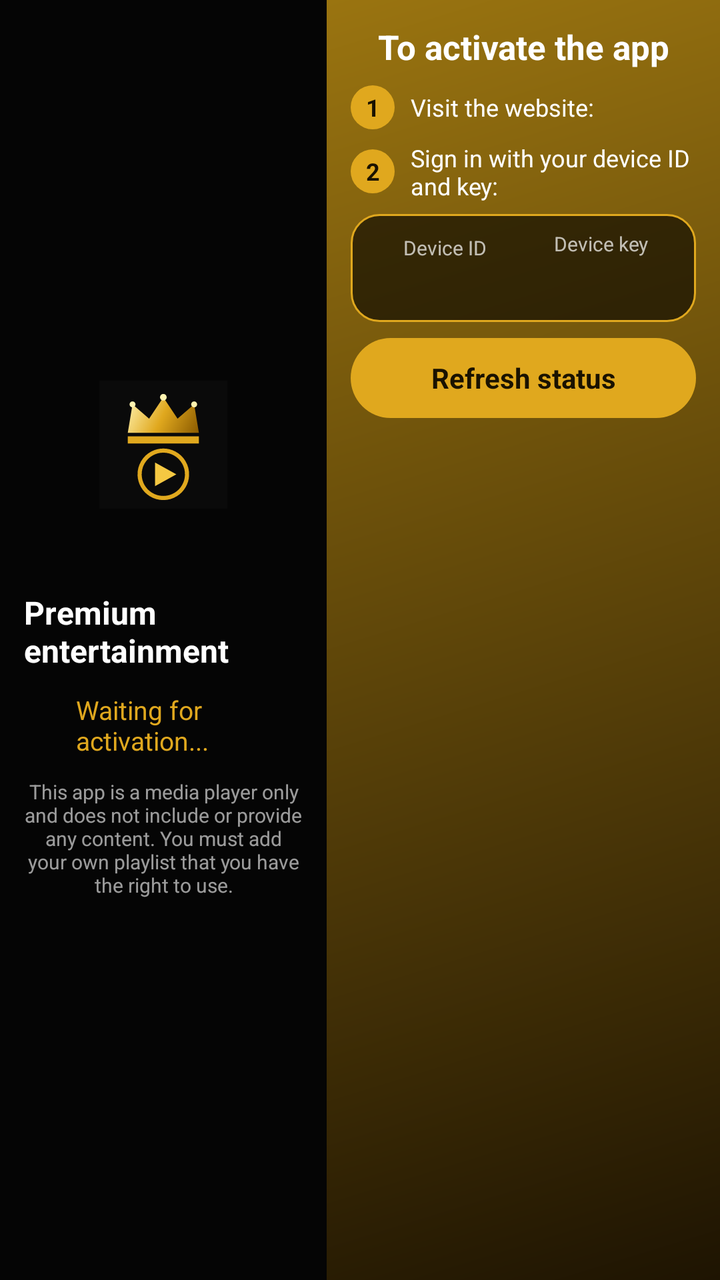
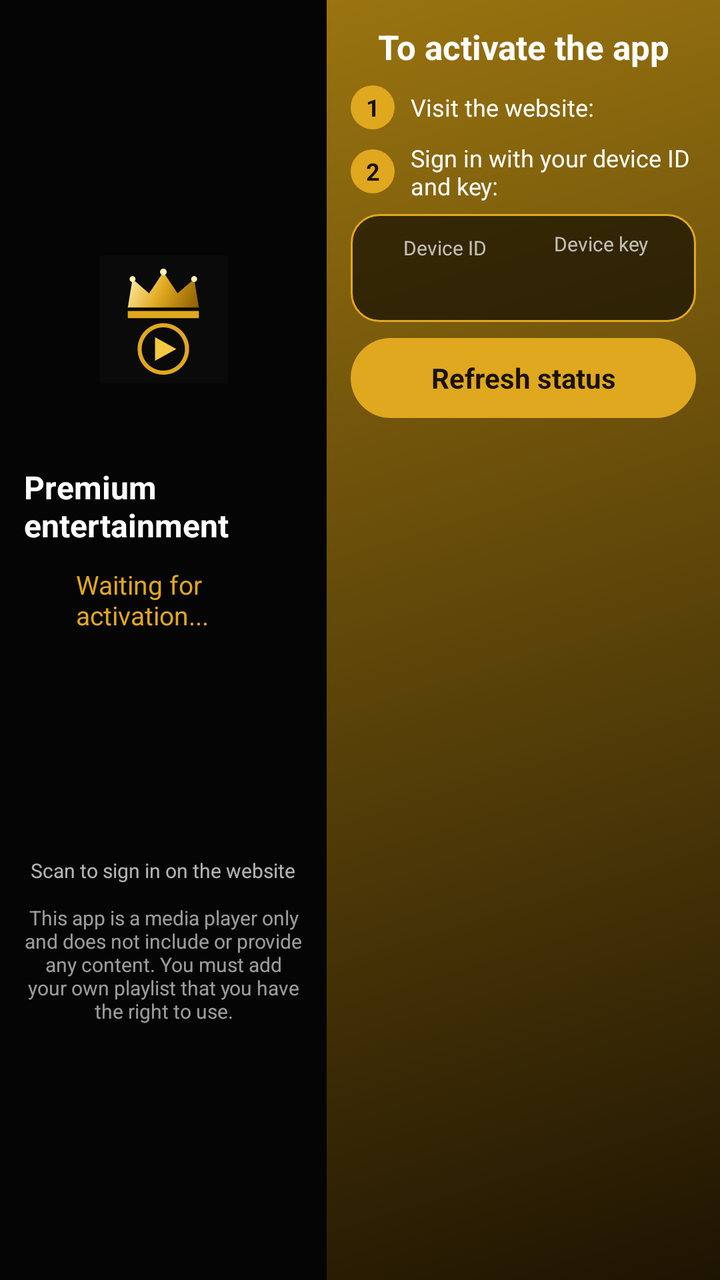

Compare the two renders of this Android layout. The source of the first and the diff that turns it into the second are given below.
<!-- AndroidManifest.xml: application theme Theme.IPTVPlayer -->
<!-- res/layout/activity_activation.xml -->
<?xml version="1.0" encoding="utf-8"?>
<LinearLayout xmlns:android="http://schemas.android.com/apk/res/android" android:layout_width="match_parent" android:layout_height="match_parent" android:background="#050505" android:layoutDirection="ltr" android:orientation="horizontal">
<ScrollView android:layout_width="0dp" android:layout_height="match_parent" android:layout_weight="1" android:fillViewport="true"><LinearLayout android:layout_width="match_parent" android:layout_height="wrap_content" android:gravity="center" android:layoutDirection="locale" android:orientation="vertical" android:padding="12dp">
<ImageView android:layout_width="64dp" android:layout_height="64dp" android:src="@drawable/ic_launcher_aurum" />
<TextView android:id="@+id/tvAppName" android:layout_width="wrap_content" android:layout_height="wrap_content" android:layout_marginTop="4dp" android:letterSpacing="0.2" android:textColor="#E0A81E" android:textSize="20sp" android:textStyle="bold" />
<TextView android:layout_width="wrap_content" android:layout_height="wrap_content" android:layout_marginTop="10dp" android:text="@string/act_badge" android:textColor="#FFFFFF" android:textSize="16sp" android:textStyle="bold" />
<LinearLayout android:layout_width="wrap_content" android:layout_height="wrap_content" android:layout_marginTop="10dp" android:gravity="center_vertical" android:orientation="horizontal"><ProgressBar android:id="@+id/progress" android:layout_width="18dp" android:layout_height="18dp" /><TextView android:id="@+id/tvStatus" android:layout_width="wrap_content" android:layout_height="wrap_content" android:layout_marginStart="8dp" android:text="@string/status_waiting" android:textColor="#E0A81E" android:textSize="13sp" /></LinearLayout>
<TextView android:layout_width="match_parent" android:layout_height="wrap_content" android:layout_marginTop="10dp" android:gravity="center" android:text="@string/act_disc_short" android:textColor="#99FFFFFF" android:textSize="10sp" />
</LinearLayout></ScrollView>
<ScrollView android:layout_width="0dp" android:layout_height="match_parent" android:layout_weight="1.2" android:background="@drawable/bg_activation_panel" android:fillViewport="true"><LinearLayout android:layout_width="match_parent" android:layout_height="wrap_content" android:layoutDirection="locale" android:orientation="vertical" android:padding="12dp">
<TextView android:layout_width="match_parent" android:layout_height="wrap_content" android:gravity="center" android:text="@string/act_title" android:textColor="#FFFFFF" android:textSize="17sp" android:textStyle="bold" />
<LinearLayout android:layout_width="match_parent" android:layout_height="wrap_content" android:layout_marginTop="8dp" android:gravity="center_vertical" android:orientation="horizontal"><TextView android:layout_width="22dp" android:layout_height="22dp" android:background="@drawable/bg_step_num" android:gravity="center" android:text="1" android:textColor="#1A1200" android:textSize="12sp" android:textStyle="bold" /><TextView android:layout_width="wrap_content" android:layout_height="wrap_content" android:layout_marginStart="8dp" android:text="@string/act_visit" android:textColor="#FFFFFF" android:textSize="12sp" /><TextView android:id="@+id/tvSite" android:layout_width="wrap_content" android:layout_height="wrap_content" android:layout_marginStart="6dp" android:textColor="#FFD670" android:textDirection="ltr" android:textSize="12sp" android:textStyle="bold" /></LinearLayout>
<LinearLayout android:layout_width="match_parent" android:layout_height="wrap_content" android:layout_marginTop="6dp" android:gravity="center_vertical" android:orientation="horizontal"><TextView android:layout_width="22dp" android:layout_height="22dp" android:background="@drawable/bg_step_num" android:gravity="center" android:text="2" android:textColor="#1A1200" android:textSize="12sp" android:textStyle="bold" /><TextView android:layout_width="0dp" android:layout_height="wrap_content" android:layout_marginStart="8dp" android:layout_weight="1" android:text="@string/act_login_short" android:textColor="#FFFFFF" android:textSize="12sp" /></LinearLayout>
<LinearLayout android:layout_width="match_parent" android:layout_height="wrap_content" android:layout_marginTop="6dp" android:background="@drawable/bg_code_box" android:gravity="center" android:orientation="horizontal" android:padding="8dp">
<LinearLayout android:layout_width="0dp" android:layout_height="wrap_content" android:layout_weight="1" android:gravity="center" android:orientation="vertical"><TextView android:layout_width="wrap_content" android:layout_height="wrap_content" android:text="@string/act_device_id" android:textColor="#B3FFFFFF" android:textSize="10sp" /><TextView android:id="@+id/tvMac" android:layout_width="wrap_content" android:layout_height="wrap_content" android:fontFamily="monospace" android:textColor="#FFFFFF" android:textDirection="ltr" android:textIsSelectable="true" android:textSize="15sp" android:textStyle="bold" /></LinearLayout>
<LinearLayout android:layout_width="0dp" android:layout_height="wrap_content" android:layout_weight="1" android:gravity="center" android:orientation="vertical"><TextView android:layout_width="wrap_content" android:layout_height="wrap_content" android:text="@string/act_device_key" android:textColor="#B3FFFFFF" android:textSize="10sp" /><TextView android:id="@+id/tvKey" android:layout_width="wrap_content" android:layout_height="wrap_content" android:fontFamily="monospace" android:letterSpacing="0.1" android:textColor="#FFD670" android:textDirection="ltr" android:textIsSelectable="true" android:textSize="18sp" android:textStyle="bold" /></LinearLayout>
</LinearLayout>
<TextView android:id="@+id/btnRefresh" android:layout_width="match_parent" android:layout_height="40dp" android:layout_marginTop="8dp" android:background="@drawable/bg_gold_btn" android:clickable="true" android:focusable="true" android:gravity="center" android:text="@string/act_refresh" android:textColor="#1A1200" android:textSize="14sp" android:textStyle="bold" />
<LinearLayout android:id="@+id/demoHolder" android:layout_width="match_parent" android:layout_height="wrap_content" android:layout_marginTop="6dp" android:orientation="vertical" />
</LinearLayout></ScrollView>
</LinearLayout>
<!-- resources referenced by this layout -->
<resources>
  <!-- drawable bg_activation_panel (drawable) -->
  <?xml version="1.0" encoding="utf-8"?>
  <shape xmlns:android="http://schemas.android.com/apk/res/android" android:shape="rectangle"><gradient android:angle="315" android:endColor="#1E1402" android:startColor="#9A7410" /></shape>
  <!-- drawable bg_code_box (drawable) -->
  <?xml version="1.0" encoding="utf-8"?>
  <shape xmlns:android="http://schemas.android.com/apk/res/android" android:shape="rectangle"><solid android:color="#99000000" /><stroke android:width="1dp" android:color="#E0A81E" /><corners android:radius="14dp" /></shape>
  <!-- drawable bg_gold_btn (drawable) -->
  <?xml version="1.0" encoding="utf-8"?>
  <selector xmlns:android="http://schemas.android.com/apk/res/android">
  <item android:state_focused="true"><shape android:shape="rectangle"><solid android:color="#F5C84C" /><stroke android:width="3dp" android:color="#FFFFFF" /><corners android:radius="26dp" /></shape></item>
  <item><shape android:shape="rectangle"><solid android:color="#E0A81E" /><corners android:radius="26dp" /></shape></item>
  </selector>
  <!-- drawable bg_step_num (drawable) -->
  <?xml version="1.0" encoding="utf-8"?>
  <shape xmlns:android="http://schemas.android.com/apk/res/android" android:shape="oval"><solid android:color="#E0A81E" /></shape>
  <!-- drawable ic_launcher_aurum (drawable) -->
  <?xml version="1.0" encoding="utf-8"?>
  <layer-list xmlns:android="http://schemas.android.com/apk/res/android">
  <item><shape android:shape="rectangle"><solid android:color="#0A0A0A" /></shape></item>
  <item android:drawable="@drawable/ic_logo" />
  </layer-list>
  <string name="act_badge">Premium entertainment</string>
  <string name="act_device_id">Device ID</string>
  <string name="act_device_key">Device key</string>
  <string name="act_disc_short">This app is a media player only and does not include or provide any content. You must add your own playlist that you have the right to use.</string>
  <string name="act_login_short">Sign in with your device ID and key:</string>
  <string name="act_refresh">Refresh status</string>
  <string name="act_title">To activate the app</string>
  <string name="act_visit">Visit the website:</string>
  <string name="status_waiting">Waiting for activation...</string>
  <color name="accent_primary">#FF00E676</color>
  <color name="accent_secondary">#FF00C853</color>
  <color name="bg_primary">#FF121212</color>
  <color name="bg_surface">#FF1E1E1E</color>
  <color name="text_primary">#FFFFFFFF</color>
  <color name="text_secondary">#FFB0B0B0</color>
  <color name="text_hint">#FF757575</color>
  <style name="DarkAlertDialog" parent="ThemeOverlay.MaterialComponents.MaterialAlertDialog">
          <item name="colorSurface">@color/bg_surface</item>
          <item name="colorOnSurface">@color/text_primary</item>
          <item name="android:background">@color/bg_surface</item>
          <item name="buttonBarPositiveButtonStyle">@style/AccentButtonStyle</item>
      </style>
  <style name="AccentButtonStyle" parent="Widget.MaterialComponents.Button.TextButton.Dialog">
          <item name="android:textColor">@color/accent_primary</item>
      </style>
  <!-- unchanged entries left out for length: 2 -->
</resources>

<!-- the commit's change to res/layout/activity_activation.xml (unified diff, before → after) -->
@@ -5,6 +5,8 @@
 <TextView android:id="@+id/tvAppName" android:layout_width="wrap_content" android:layout_height="wrap_content" android:layout_marginTop="4dp" android:letterSpacing="0.2" android:textColor="#E0A81E" android:textSize="20sp" android:textStyle="bold" />
 <TextView android:layout_width="wrap_content" android:layout_height="wrap_content" android:layout_marginTop="10dp" android:text="@string/act_badge" android:textColor="#FFFFFF" android:textSize="16sp" android:textStyle="bold" />
 <LinearLayout android:layout_width="wrap_content" android:layout_height="wrap_content" android:layout_marginTop="10dp" android:gravity="center_vertical" android:orientation="horizontal"><ProgressBar android:id="@+id/progress" android:layout_width="18dp" android:layout_height="18dp" /><TextView android:id="@+id/tvStatus" android:layout_width="wrap_content" android:layout_height="wrap_content" android:layout_marginStart="8dp" android:text="@string/status_waiting" android:textColor="#E0A81E" android:textSize="13sp" /></LinearLayout>
+<ImageView android:id="@+id/ivQr" android:layout_width="96dp" android:layout_height="96dp" android:layout_marginTop="12dp" android:contentDescription="@string/act_qr" />
+<TextView android:layout_width="wrap_content" android:layout_height="wrap_content" android:layout_marginTop="4dp" android:gravity="center" android:text="@string/act_qr" android:textColor="#B3FFFFFF" android:textSize="10sp" />
 <TextView android:layout_width="match_parent" android:layout_height="wrap_content" android:layout_marginTop="10dp" android:gravity="center" android:text="@string/act_disc_short" android:textColor="#99FFFFFF" android:textSize="10sp" />
 </LinearLayout></ScrollView>
 <ScrollView android:layout_width="0dp" android:layout_height="match_parent" android:layout_weight="1.2" android:background="@drawable/bg_activation_panel" android:fillViewport="true"><LinearLayout android:layout_width="match_parent" android:layout_height="wrap_content" android:layoutDirection="locale" android:orientation="vertical" android:padding="12dp">
<!-- resource entries referenced after the edit -->
@@ -26,6 +26,7 @@
   <string name="act_device_key">Device key</string>
   <string name="act_disc_short">This app is a media player only and does not include or provide any content. You must add your own playlist that you have the right to use.</string>
   <string name="act_login_short">Sign in with your device ID and key:</string>
+  <string name="act_qr">Scan to sign in on the website</string>
   <string name="act_refresh">Refresh status</string>
   <string name="act_title">To activate the app</string>
   <string name="act_visit">Visit the website:</string>
